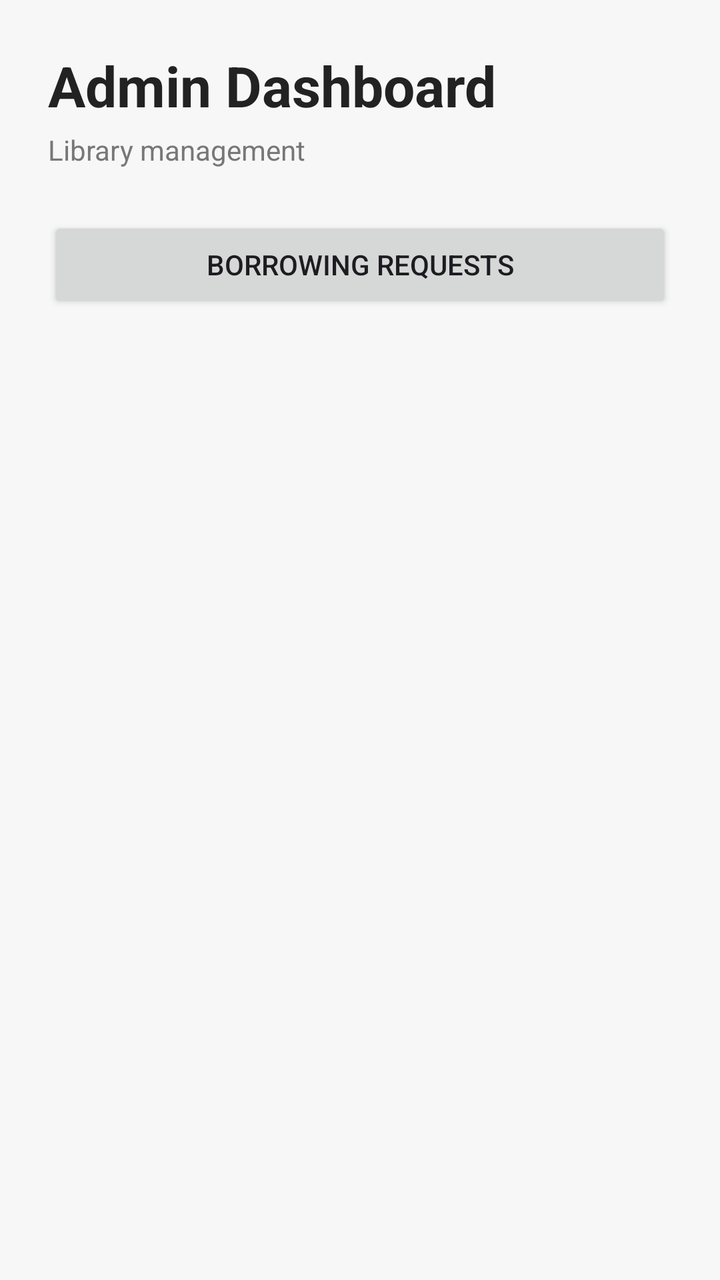
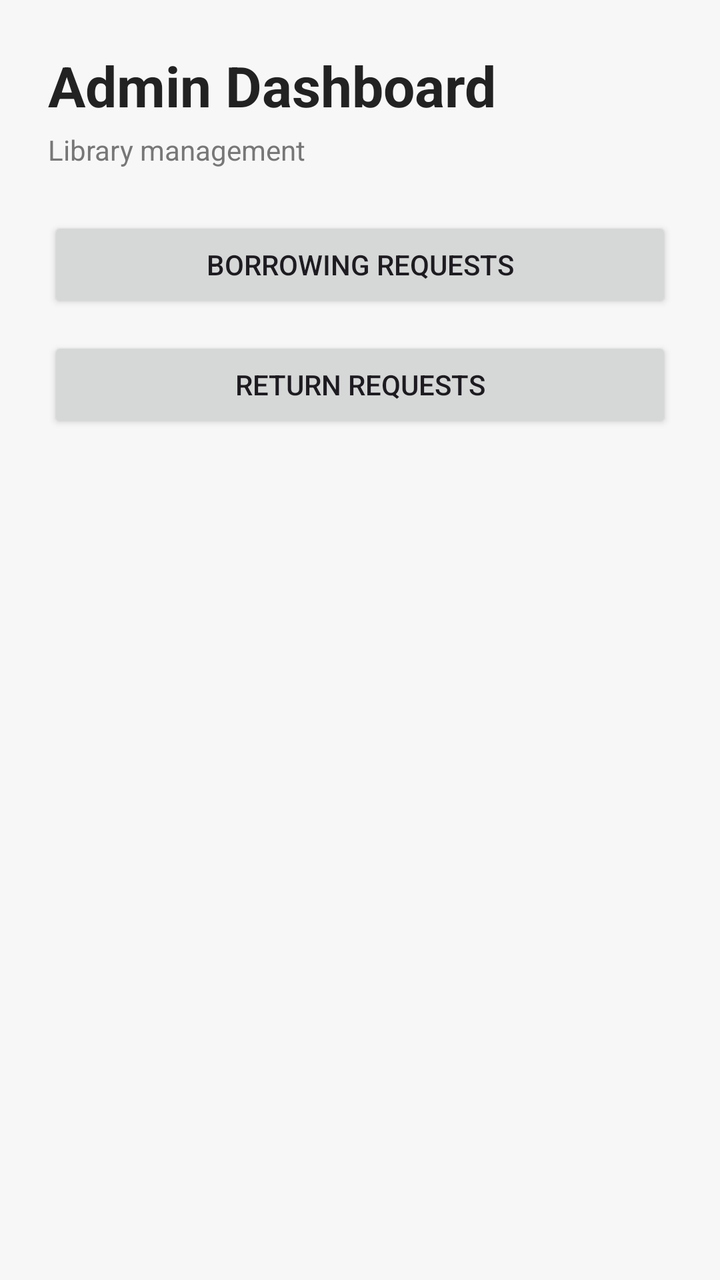

An Android layout rendered at two revisions. The XML below is the earlier revision; the diff shows what the commit changed to produce the second picture.
<!-- AndroidManifest.xml: application theme Theme.Libri -->
<!-- res/layout/activity_admin.xml -->
<?xml version="1.0" encoding="utf-8"?>
<LinearLayout xmlns:android="http://schemas.android.com/apk/res/android"
    android:layout_width="match_parent"
    android:layout_height="match_parent"
    android:orientation="vertical"
    android:padding="24dp"
    android:background="#F7F7F7">

    <TextView
        android:layout_width="wrap_content"
        android:layout_height="wrap_content"
        android:text="Admin Dashboard"
        android:textSize="28sp"
        android:textStyle="bold"
        android:textColor="#222222" />

    <TextView
        android:layout_width="wrap_content"
        android:layout_height="wrap_content"
        android:layout_marginTop="4dp"
        android:text="Library management"
        android:textSize="14sp"
        android:textColor="#777777" />

    <Button
        android:id="@+id/buttonBorrowingRequests"
        android:layout_width="match_parent"
        android:layout_height="wrap_content"
        android:layout_marginTop="24dp"
        android:text="Borrowing Requests" />

</LinearLayout>
<!-- resources referenced by this layout -->
<resources>
  <style name="Theme.Libri" parent="Base.Theme.Libri" />
  <style name="Base.Theme.Libri" parent="Theme.Material3.DayNight.NoActionBar">
          
          
      </style>
</resources>

<!-- the commit's change to res/layout/activity_admin.xml (unified diff, before → after) -->
@@ -29,4 +29,11 @@
         android:layout_marginTop="24dp"
         android:text="Borrowing Requests" />
 
+    <Button
+        android:id="@+id/buttonReturnRequests"
+        android:layout_width="match_parent"
+        android:layout_height="wrap_content"
+        android:layout_marginTop="12dp"
+        android:text="Return Requests" />
+
 </LinearLayout>
